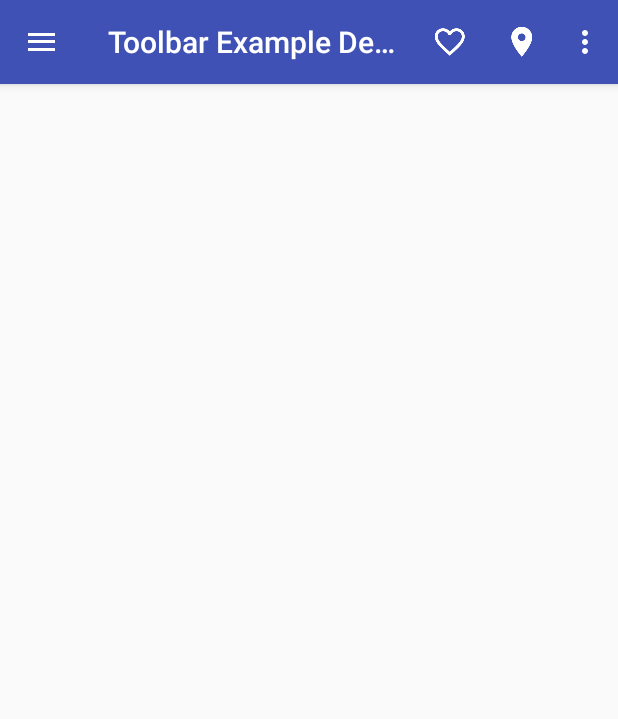
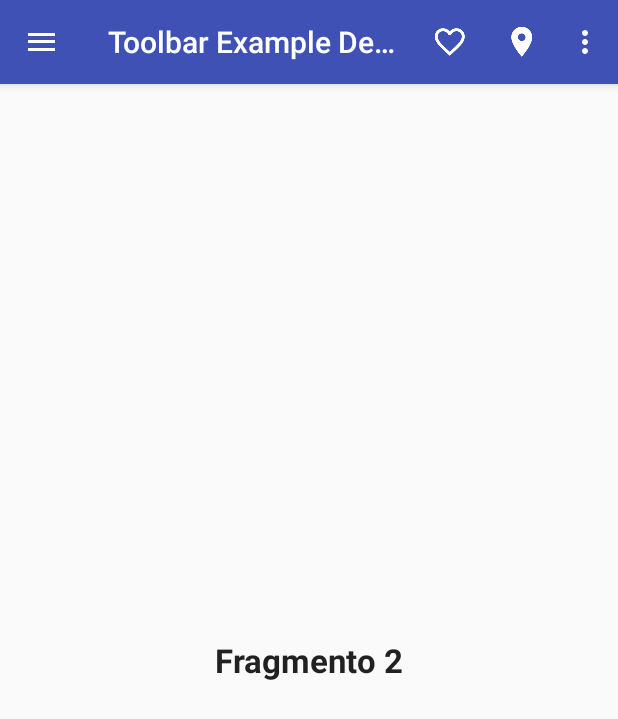
Before and after one commit to Silvin/Toolbar-Batch6-Android, an Android app: the screen it shows after launch (HomeActivity), in the side drawer, after a tap on "Invitados", on a phone screen of 412 x 824 dp. Shown: the top 719 px of the screen. Run offline under Robolectric (Android 15) with nearby library versions, the phone set to English and light mode, and no system bars.

Commit message:
Add fragments to the NavigationDrawer

```diff
--- /dev/null
+++ b/app/src/main/java/com/icaboalo/toolbarexampledevfbatch6/Fragment1.java
@@ -0,0 +1,21 @@
+package com.icaboalo.toolbarexampledevfbatch6;
+
+import android.os.Bundle;
+import android.support.annotation.Nullable;
+import android.support.v4.app.Fragment;
+import android.view.LayoutInflater;
+import android.view.View;
+import android.view.ViewGroup;
+
+/**
+ * Created by Edgar Salvador Maurilio on 24/09/2015.
+ */
+public class Fragment1 extends Fragment {
+
+
+    @Nullable
+    @Override
+    public View onCreateView(LayoutInflater inflater, ViewGroup container, Bundle savedInstanceState) {
+        return inflater.inflate(R.layout.fragment_1, container, false);
+    }
+}
--- /dev/null
+++ b/app/src/main/java/com/icaboalo/toolbarexampledevfbatch6/Fragment2.java
@@ -0,0 +1,21 @@
+package com.icaboalo.toolbarexampledevfbatch6;
+
+import android.os.Bundle;
+import android.support.annotation.Nullable;
+import android.support.v4.app.Fragment;
+import android.view.LayoutInflater;
+import android.view.View;
+import android.view.ViewGroup;
+
+/**
+ * Created by Edgar Salvador Maurilio on 24/09/2015.
+ */
+public class Fragment2 extends Fragment {
+
+
+    @Nullable
+    @Override
+    public View onCreateView(LayoutInflater inflater, ViewGroup container, Bundle savedInstanceState) {
+        return inflater.inflate(R.layout.fragment_2, container, false);
+    }
+}
--- a/app/src/main/java/com/icaboalo/toolbarexampledevfbatch6/HomeActivity.java
+++ b/app/src/main/java/com/icaboalo/toolbarexampledevfbatch6/HomeActivity.java
@@ -2,6 +2,9 @@ package com.icaboalo.toolbarexampledevfbatch6;
 
 import android.os.Bundle;
 import android.support.design.widget.NavigationView;
+import android.support.v4.app.Fragment;
+import android.support.v4.app.FragmentManager;
+import android.support.v4.app.FragmentTransaction;
 import android.support.v4.view.GravityCompat;
 import android.support.v4.widget.DrawerLayout;
 import android.support.v7.app.AppCompatActivity;
@@ -20,32 +23,9 @@ public class HomeActivity extends AppCompatActivity {
         super.onCreate(savedInstanceState);
         setContentView(R.layout.activity_home);
         setupToolbar();
+        setupDrawer();
 
-        drawerLayout = (DrawerLayout) findViewById(R.id.drawerLayout);
-        NavigationView navigationView = (NavigationView) findViewById(R.id.navigationView);
-        navigationView.setNavigationItemSelectedListener(
-                new NavigationView.OnNavigationItemSelectedListener() {
-                    @Override
-                    public boolean onNavigationItemSelected(MenuItem menuItem) {
-
-                        switch (menuItem.getItemId()) {
-                            case R.id.action_explore:
-                                Toast.makeText(HomeActivity.this, R.string.action_explore, Toast.LENGTH_SHORT).show();
-                                break;
-                            case R.id.action_people:
-                                Toast.makeText(HomeActivity.this, R.string.action_people, Toast.LENGTH_SHORT).show();
-                                break;
-                            case R.id.action_map:
-                                Toast.makeText(HomeActivity.this, R.string.action_map, Toast.LENGTH_SHORT).show();
-                                break;
-                        }
-
-                        drawerLayout.closeDrawers();
-
-                        return false;
-                    }
-                });
-
+        replaceFragment(new Fragment1());
 
     }
 
@@ -54,6 +34,47 @@ public class HomeActivity extends AppCompatActivity {
         setSupportActionBar(toolbar);
         getSupportActionBar().setDisplayHomeAsUpEnabled(true);
         getSupportActionBar().setHomeAsUpIndicator(R.drawable.ic_menu_white_24dp);
+    }
+
+
+    private void setupDrawer() {
+        drawerLayout = (DrawerLayout) findViewById(R.id.drawerLayout);
+        NavigationView navigationView = (NavigationView) findViewById(R.id.navigationView);
+        navigationView.setNavigationItemSelectedListener(
+                new NavigationView.OnNavigationItemSelectedListener() {
+                    @Override
+                    public boolean onNavigationItemSelected(MenuItem menuItem) {
+
+
+                        Fragment fragment = null;
+                        switch (menuItem.getItemId()) {
+                            case R.id.action_explore:
+                                fragment = new Fragment1();
+                                Toast.makeText(HomeActivity.this, R.string.action_explore, Toast.LENGTH_SHORT).show();
+                                break;
+                            case R.id.action_people:
+                                fragment = new Fragment2();
+                                Toast.makeText(HomeActivity.this, R.string.action_people, Toast.LENGTH_SHORT).show();
+                                break;
+                            case R.id.action_map:
+                                fragment = new Fragment3();
+                                Toast.makeText(HomeActivity.this, R.string.action_map, Toast.LENGTH_SHORT).show();
+                                break;
+                        }
+
+                        replaceFragment(fragment);
+                        drawerLayout.closeDrawers();
+
+                        return false;
+                    }
+                });
+    }
+
+    private void replaceFragment(Fragment fragment) {
+        FragmentManager fragmentManager = getSupportFragmentManager();
+        FragmentTransaction fragmentTransaction = fragmentManager.beginTransaction();
+        fragmentTransaction.replace(R.id.contaiter, fragment);
+        fragmentTransaction.commit();
     }
 
 
--- /dev/null
+++ b/app/src/main/res/layout/fragment_2.xml
@@ -0,0 +1,15 @@
+<?xml version="1.0" encoding="utf-8"?>
+<FrameLayout xmlns:android="http://schemas.android.com/apk/res/android"
+    android:layout_width="match_parent"
+    android:layout_height="match_parent"
+    android:orientation="vertical">
+
+    <TextView
+        android:layout_width="wrap_content"
+        android:layout_height="wrap_content"
+        android:layout_gravity="center"
+        android:text="Fragmento 2"
+        android:textAppearance="?android:attr/textAppearanceLarge"
+        android:textStyle="bold" />
+
+</FrameLayout>
```
Also changed, not shown: app/src/main/java/com/icaboalo/toolbarexampledevfbatch6/Fragment3.java (added, +21 -0 lines), app/src/main/res/layout/fragment_1.xml (added, +15 -0 lines), app/src/main/res/layout/fragment_3.xml (added, +15 -0 lines).
